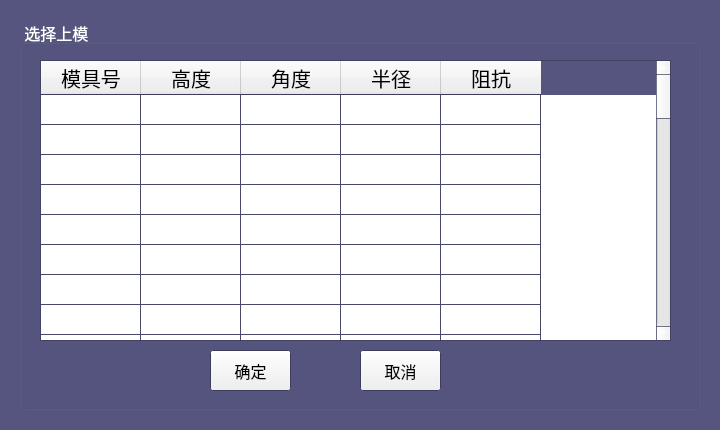
Tetraelc/A66_PRO, file A66-app/chooseupmolddialog.ui: the form before one commit.
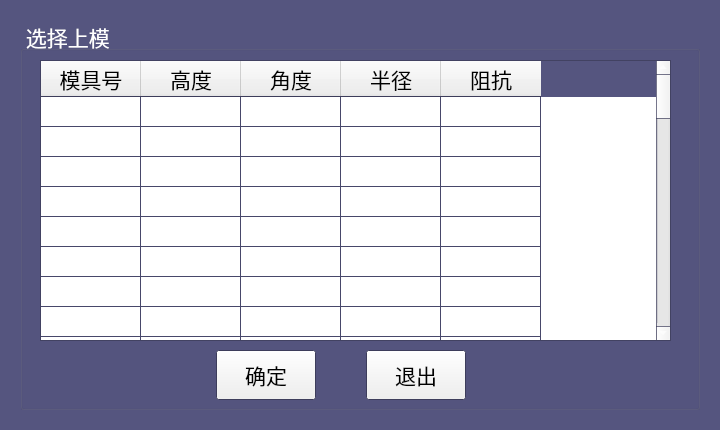
The form after the commit. Icons and pictures are not drawn.

```diff
--- a/A66-app/chooseupmolddialog.ui
+++ b/A66-app/chooseupmolddialog.ui
@@ -125,7 +125,7 @@
    </property>
    <property name="font">
     <font>
-     <pointsize>12</pointsize>
+     <pointsize>16</pointsize>
     </font>
    </property>
    <property name="title">
@@ -148,7 +148,7 @@
     </property>
     <property name="font">
      <font>
-      <pointsize>15</pointsize>
+      <pointsize>16</pointsize>
      </font>
     </property>
     <property name="cursor" stdset="0">
@@ -272,8 +272,8 @@
      </property>
      <property name="font">
       <font>
-       <family>文泉驿微米黑</family>
-       <pointsize>15</pointsize>
+       <family>文泉驿正黑</family>
+       <pointsize>16</pointsize>
       </font>
      </property>
      <property name="textAlignment">
@@ -286,7 +286,8 @@
      </property>
      <property name="font">
       <font>
-       <pointsize>15</pointsize>
+       <family>文泉驿正黑</family>
+       <pointsize>16</pointsize>
       </font>
      </property>
     </column>
@@ -296,8 +297,8 @@
      </property>
      <property name="font">
       <font>
-       <family>文泉驿微米黑</family>
-       <pointsize>15</pointsize>
+       <family>文泉驿正黑</family>
+       <pointsize>16</pointsize>
       </font>
      </property>
     </column>
@@ -308,7 +309,7 @@
      <property name="font">
       <font>
        <family>文泉驿正黑</family>
-       <pointsize>15</pointsize>
+       <pointsize>16</pointsize>
       </font>
      </property>
     </column>
@@ -319,7 +320,7 @@
      <property name="font">
       <font>
        <family>文泉驿正黑</family>
-       <pointsize>15</pointsize>
+       <pointsize>16</pointsize>
       </font>
      </property>
     </column>
@@ -348,31 +349,107 @@
      </property>
     </item>
    </widget>
-   <widget class="QToolButton" name="toolButton_Quit">
+   <widget class="QPushButton" name="toolButton_Comfirm">
     <property name="geometry">
      <rect>
-      <x>340</x>
+      <x>196</x>
       <y>330</y>
-      <width>81</width>
-      <height>41</height>
+      <width>100</width>
+      <height>50</height>
      </rect>
     </property>
-    <property name="text">
-     <string>取消</string>
+    <property name="sizePolicy">
+     <sizepolicy hsizetype="Minimum" vsizetype="Minimum">
+      <horstretch>0</horstretch>
+      <verstretch>0</verstretch>
+     </sizepolicy>
     </property>
-   </widget>
-   <widget class="QToolButton" name="toolButton_Comfirm">
-    <property name="geometry">
-     <rect>
-      <x>190</x>
-      <y>330</y>
-      <width>81</width>
-      <height>41</height>
-     </rect>
+    <property name="minimumSize">
+     <size>
+      <width>45</width>
+      <height>40</height>
+     </size>
+    </property>
+    <property name="font">
+     <font>
+      <pointsize>16</pointsize>
+     </font>
+    </property>
+    <property name="cursor">
+     <cursorShape>ArrowCursor</cursorShape>
+    </property>
+    <property name="focusPolicy">
+     <enum>Qt::NoFocus</enum>
     </property>
     <property name="text">
      <string>确定</string>
     </property>
+    <property name="icon">
+     <iconset resource="A66-appsrc.qrc">
+      <normaloff>:/ICO/accept.png</normaloff>:/ICO/accept.png</iconset>
+    </property>
+    <property name="iconSize">
+     <size>
+      <width>36</width>
+      <height>36</height>
+     </size>
+    </property>
+    <property name="buttonValue" stdset="0">
+     <char>
+      <unicode>0</unicode>
+     </char>
+    </property>
+   </widget>
+   <widget class="QPushButton" name="toolButton_Quit">
+    <property name="geometry">
+     <rect>
+      <x>346</x>
+      <y>330</y>
+      <width>100</width>
+      <height>50</height>
+     </rect>
+    </property>
+    <property name="sizePolicy">
+     <sizepolicy hsizetype="Minimum" vsizetype="Minimum">
+      <horstretch>0</horstretch>
+      <verstretch>0</verstretch>
+     </sizepolicy>
+    </property>
+    <property name="minimumSize">
+     <size>
+      <width>45</width>
+      <height>40</height>
+     </size>
+    </property>
+    <property name="font">
+     <font>
+      <pointsize>16</pointsize>
+     </font>
+    </property>
+    <property name="cursor">
+     <cursorShape>ArrowCursor</cursorShape>
+    </property>
+    <property name="focusPolicy">
+     <enum>Qt::NoFocus</enum>
+    </property>
+    <property name="text">
+     <string>退出</string>
+    </property>
+    <property name="icon">
+     <iconset resource="A66-appsrc.qrc">
+      <normaloff>:/ICO/cancel.png</normaloff>:/ICO/cancel.png</iconset>
+    </property>
+    <property name="iconSize">
+     <size>
+      <width>36</width>
+      <height>36</height>
+     </size>
+    </property>
+    <property name="buttonValue" stdset="0">
+     <char>
+      <unicode>0</unicode>
+     </char>
+    </property>
    </widget>
   </widget>
  </widget>
```
Left out of the diff: 8 changed lines with no effect on the pictures.
